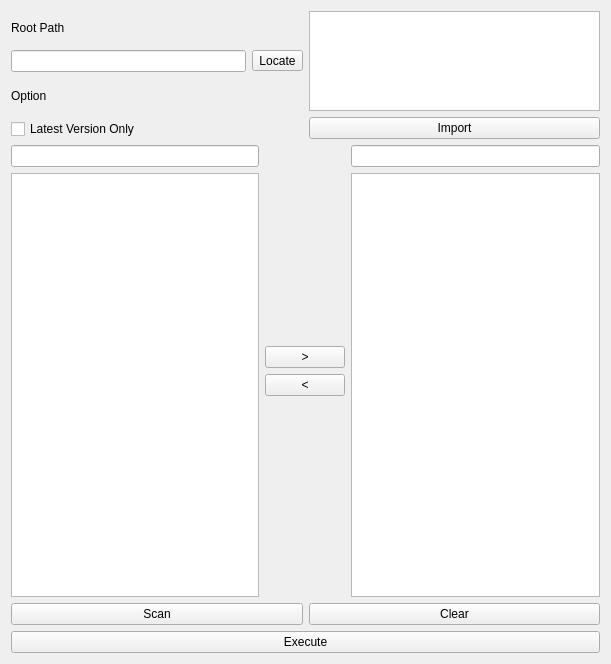
Old version of the form app/ui/relocate_widget.ui in the repository MrYapikZ/PyQt6-Relocate-Path-Win2Linux.
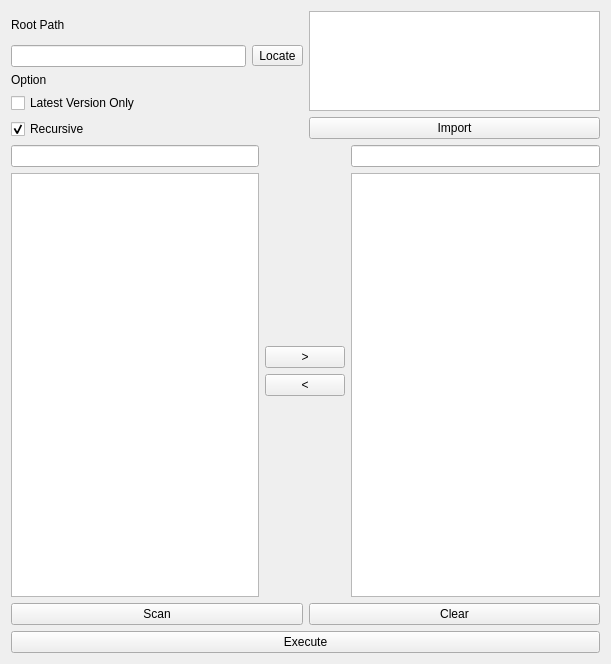
New version of the form.

```diff
--- a/app/ui/relocate_widget.ui
+++ b/app/ui/relocate_widget.ui
@@ -53,6 +53,16 @@
          </property>
         </widget>
        </item>
+       <item row="2" column="0">
+        <widget class="QCheckBox" name="checkBox_optionRecursive">
+         <property name="text">
+          <string>Recursive</string>
+         </property>
+         <property name="checked">
+          <bool>true</bool>
+         </property>
+        </widget>
+       </item>
       </layout>
      </item>
      <item row="0" column="1" rowspan="2">
```
Left out of the diff: 2 changed lines with no effect on the pictures.
